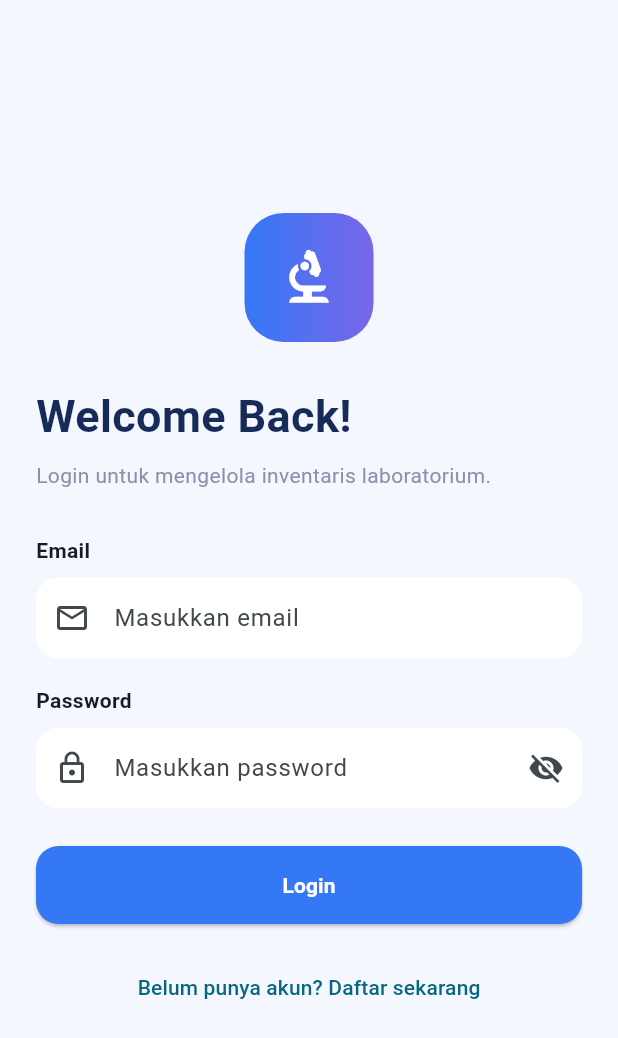
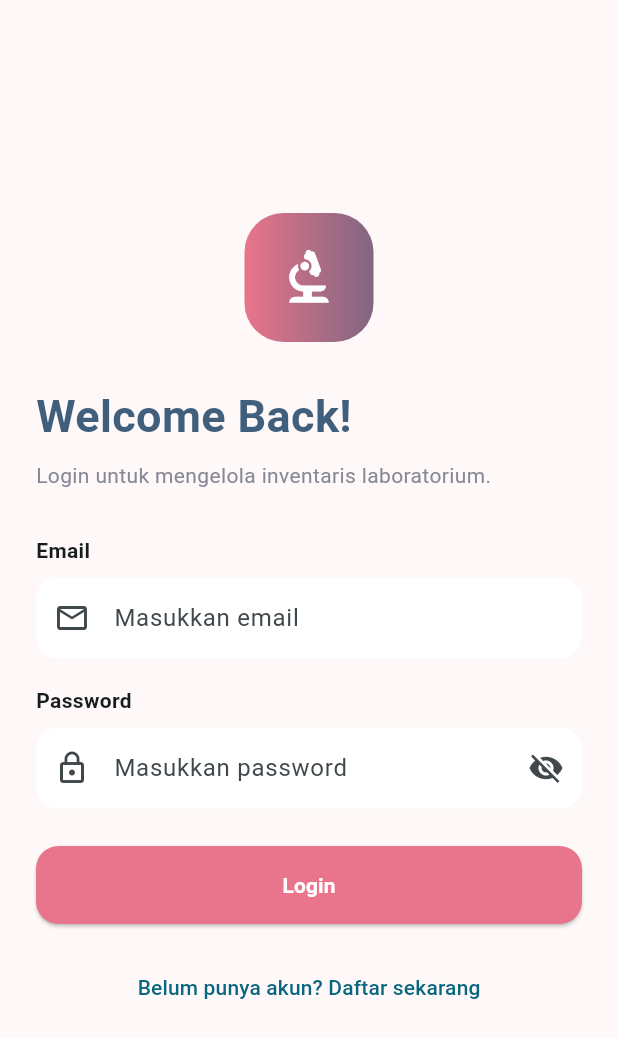
Before and after one commit to elsanisa34rpl/ukl2026, a Flutter app: the screen it shows after launch, on a phone screen of 412 x 824 dp. Shown: the top 1038 px of the screen. Run offline on Flutter 3.47's test engine with Material 3 defaults, Android fonts, the phone set to English and light mode, and no system bars; our stand-ins replace cloud_firestore, firebase_auth, firebase_core; accounts and stored records are empty.

Commit message:
Redesign LabTrack color palette to match reference UI

```diff
--- a/lib/utils/app_colors.dart
+++ b/lib/utils/app_colors.dart
@@ -1,15 +1,15 @@
-
 import 'package:flutter/material.dart';
 
 class AppColors {
-  static const Color primary = Color(0xFF3478F6);
-  static const Color navy = Color(0xFF172B5B);
-  static const Color secondary = Color(0xFF7867E8);
-
-  static const Color background = Color(0xFFF4F7FE);
-  static const Color text = Color(0xFF202B45);
-  static const Color muted = Color(0xFF8792A8);
-
-  static const Color available = Color(0xFF16A779);
-  static const Color borrowed = Color(0xFFE99A32);
+  static const Color primary = Color(0xFFE8758B);
+  static const Color primaryDark = Color(0xFFC65F80);
+  static const Color navy = Color(0xFF405F7C);
+  static const Color secondary = Color(0xFF806681);
+  static const Color background = Color(0xFFFFF8F8);
+  static const Color surface = Colors.white;
+  static const Color text = Color(0xFF303443);
+  static const Color muted = Color(0xFF858895);
+  static const Color available = Color(0xFF348B68);
+  static const Color borrowed = Color(0xFFC36A86);
+  static const Color border = Color(0xFFF1E8EA);
 }
```
